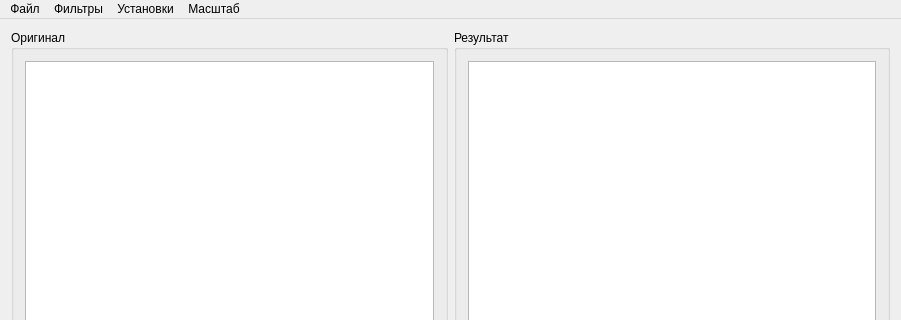
Before: the Qt Designer form mainwindow.ui in iwser019/ITOI-lab-cv, drawn with Qt 5; both pictures show x 0 to 901 and y 0 to 320 of the 901 by 458 pixel window.
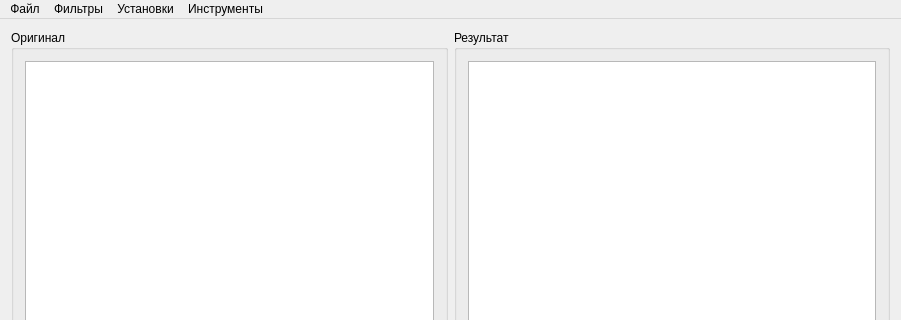
After: the same form once the commit is applied.

Diff of the .ui file:
```diff
--- a/mainwindow.ui
+++ b/mainwindow.ui
@@ -87,16 +87,16 @@
     </widget>
     <addaction name="menuEdgeResolve"/>
    </widget>
-   <widget class="QMenu" name="menuScale">
+   <widget class="QMenu" name="menuTools">
     <property name="title">
-     <string>Масштаб</string>
+     <string>Инструменты</string>
     </property>
     <addaction name="actionMakePyramid"/>
    </widget>
    <addaction name="menuFile"/>
    <addaction name="menuFilters"/>
    <addaction name="menuSettings"/>
-   <addaction name="menuScale"/>
+   <addaction name="menuTools"/>
   </widget>
   <widget class="QStatusBar" name="statusBar"/>
   <action name="actionLoad">
```
Left out of the diff: 6 changed lines with no effect on the pictures.
